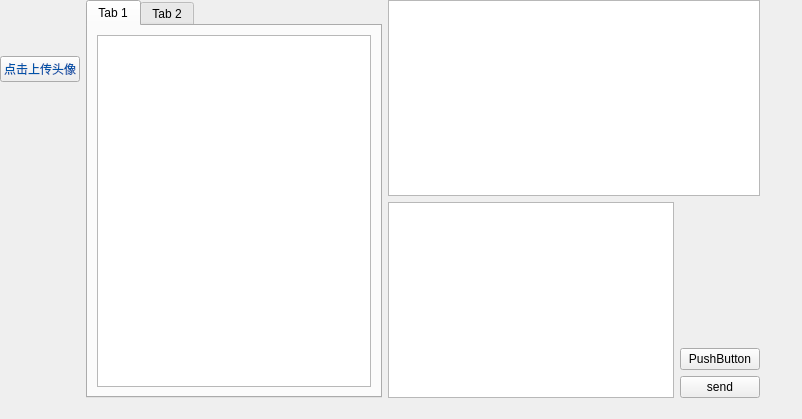
Before: the Qt Designer form client/ui/chatroom.ui in TT2TER/Echoplex, drawn with Qt 5.
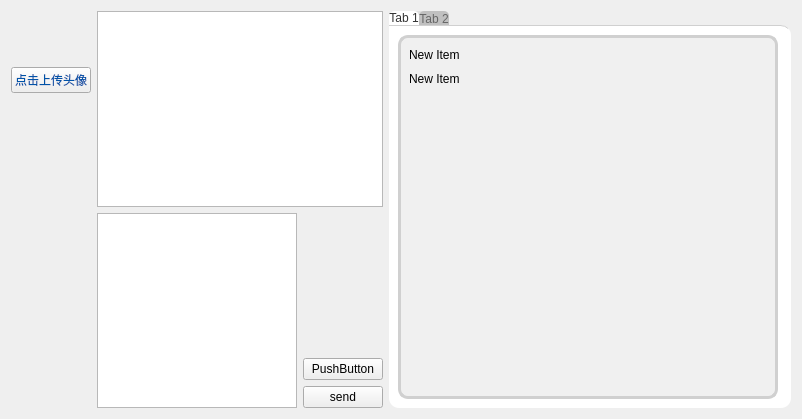
After: the same form once the commit is applied. Custom widgets are drawn as their Qt base class.

Commit message: mayu 吐血添加消息框样式

What changed in the file:
```diff
--- a/client/ui/chatroom.ui
+++ b/client/ui/chatroom.ui
@@ -13,15 +13,48 @@
   <property name="windowTitle">
    <string>Form</string>
   </property>
-  <widget class="QWidget" name="layoutWidget">
-   <property name="geometry">
-    <rect>
-     <x>0</x>
-     <y>0</y>
-     <width>760</width>
-     <height>398</height>
-    </rect>
-   </property>
+  <property name="styleSheet">
+   <string notr="true">/* 设置整个 QTabWidget 的样式 */
+QTabWidget {
+    background-color: #f0f0f0;
+    border: 1px solid #d0d0d0;
+    border-radius: 10px; /* 添加圆角 */
+}
+
+/* 设置选项卡部分的样式 */
+QTabBar {
+    background-color: #e0e0e0;
+    border-top-left-radius: 10px; /* 添加左上角圆角 */
+    border-top-right-radius: 10px; /* 添加右上角圆角 */
+}
+
+/* 设置选中选项卡的样式 */
+QTabBar::tab:selected {
+    background-color: white;
+    color: #333333;
+    border-top-left-radius: 10px; /* 添加左上角圆角 */
+    border-top-right-radius: 10px; /* 添加右上角圆角 */
+}
+
+/* 设置未选中选项卡的样式 */
+QTabBar::tab {
+    background-color: #c0c0c0;
+    color: #666666;
+    border-top-left-radius: 10px; /* 添加左上角圆角 */
+    border-top-right-radius: 10px; /* 添加右上角圆角 */
+}
+
+/* 设置 QTabWidget 内部的样式 */
+QTabWidget::pane {
+    border-top: 1px solid #d0d0d0;
+    background-color: white;
+    border-bottom-left-radius: 10px; /* 添加左下角圆角 */
+    border-bottom-right-radius: 10px; /* 添加右下角圆角 */
+}
+</string>
+  </property>
+  <layout class="QHBoxLayout" name="horizontalLayout_4">
+   <item>
    <layout class="QHBoxLayout" name="horizontalLayout_3">
     <item>
      <layout class="QVBoxLayout" name="verticalLayout_7">
@@ -220,6 +253,51 @@
     </item>
     <item>
      <layout class="QHBoxLayout" name="horizontalLayout_2">
+       <item>
+        <layout class="QVBoxLayout" name="verticalLayout_2">
+         <item>
+          <widget class="QListWidget" name="view_box"/>
+         </item>
+         <item>
+          <layout class="QHBoxLayout" name="horizontalLayout">
+           <item>
+            <widget class="TextEdit" name="text_in"/>
+           </item>
+           <item>
+            <layout class="QVBoxLayout" name="verticalLayout">
+             <item>
+              <spacer name="verticalSpacer">
+               <property name="orientation">
+                <enum>Qt::Vertical</enum>
+               </property>
+               <property name="sizeHint" stdset="0">
+                <size>
+                 <width>20</width>
+                 <height>40</height>
+                </size>
+               </property>
+              </spacer>
+             </item>
+             <item>
+              <widget class="QPushButton" name="pushButton">
+               <property name="text">
+                <string>PushButton</string>
+               </property>
+              </widget>
+             </item>
+             <item>
+              <widget class="PushButton" name="send_butt">
+               <property name="text">
+                <string>send</string>
+               </property>
+              </widget>
+             </item>
+            </layout>
+           </item>
+          </layout>
+         </item>
+        </layout>
+       </item>
       <item>
        <widget class="QTabWidget" name="tabWidget">
         <property name="sizePolicy">
@@ -228,6 +306,47 @@
           <verstretch>0</verstretch>
          </sizepolicy>
         </property>
+         <property name="styleSheet">
+          <string notr="true">/* 设置整个 QTabWidget 的样式 */
+QTabWidget {
+    background-color: #f0f0f0;
+    border: 2px solid #d0d0d0;
+    border-radius: 10px; /* 添加圆角 */
+}
+
+/* 设置选项卡部分的样式 */
+QTabBar {
+    background-color: #e0e0e0;
+    border-top-left-radius: 5px; /* 添加左上角圆角 */
+    border-top-right-radius: 5px; /* 添加右上角圆角 */
+}
+
+/* 设置选中选项卡的样式 */
+QTabBar::tab:selected {
+    background-color: white;
+    color: #333333;
+    border-top-left-radius: 5px; /* 添加左上角圆角 */
+    border-top-right-radius: 5px; /* 添加右上角圆角 */
+}
+
+/* 设置未选中选项卡的样式 */
+QTabBar::tab {
+    background-color: #c0c0c0;
+    color: #666666;
+    border-top-left-radius: 5px; /* 添加左上角圆角 */
+    border-top-right-radius: 5px; /* 添加右上角圆角 */
+}
+
+/* 设置 QTabWidget 内部的样式 */
+QTabWidget::pane {
+    border-top: 1px solid #d0d0d0;
+    background-color: white;
+    border-bottom-left-radius: 10px; /* 添加左下角圆角 */
+    border-bottom-right-radius: 10px; /* 添加右下角圆角 */
+	border-top-right-radius: 10px;
+}
+</string>
+         </property>
         <property name="currentIndex">
          <number>0</number>
         </property>
@@ -237,13 +356,53 @@
          </attribute>
          <layout class="QVBoxLayout" name="verticalLayout_3">
           <item>
-           <widget class="ListWidget" name="chat_list_view">
+            <widget class="QListWidget" name="chat_list_view">
             <property name="sizePolicy">
-             <sizepolicy hsizetype="Minimum" vsizetype="Expanding">
+              <sizepolicy hsizetype="Preferred" vsizetype="Expanding">
               <horstretch>0</horstretch>
               <verstretch>0</verstretch>
              </sizepolicy>
             </property>
+             <property name="minimumSize">
+              <size>
+               <width>380</width>
+               <height>0</height>
+              </size>
+             </property>
+             <property name="maximumSize">
+              <size>
+               <width>380</width>
+               <height>16777215</height>
+              </size>
+             </property>
+             <property name="styleSheet">
+              <string notr="true">QListWidget {
+    border-radius: 10px;
+    background-color: #f0f0f0; /* 设置背景颜色 */
+    border: 3px solid #d0d0d0; /* 设置边框 */
+    padding: 5px; /* 设置内边距 */
+}
+
+QListWidget::item {
+    padding: 5px; /* 设置列表项内边距 */
+}
+
+QListWidget::item:selected {
+    background-color: #a0a0a0; /* 设置选中项的背景颜色 */
+    color: white; /* 设置选中项的文字颜色 */
+}
+</string>
+             </property>
+             <item>
+              <property name="text">
+               <string>New Item</string>
+              </property>
+             </item>
+             <item>
+              <property name="text">
+               <string>New Item</string>
+              </property>
+             </item>
            </widget>
           </item>
          </layout>
@@ -263,7 +422,7 @@
               <rect>
                <x>0</x>
                <y>0</y>
-               <width>98</width>
+                <width>88</width>
                <height>88</height>
               </rect>
              </property>
@@ -281,8 +440,8 @@
               <rect>
                <x>0</x>
                <y>0</y>
-               <width>274</width>
-               <height>277</height>
+                <width>384</width>
+                <height>293</height>
               </rect>
              </property>
              <attribute name="label">
@@ -300,55 +459,11 @@
         </widget>
        </widget>
       </item>
-      <item>
-       <layout class="QVBoxLayout" name="verticalLayout_2">
-        <item>
-         <widget class="QListWidget" name="view_box"/>
-        </item>
-        <item>
-         <layout class="QHBoxLayout" name="horizontalLayout">
-          <item>
-           <widget class="TextEdit" name="text_in"/>
-          </item>
-          <item>
-           <layout class="QVBoxLayout" name="verticalLayout">
-            <item>
-             <spacer name="verticalSpacer">
-              <property name="orientation">
-               <enum>Qt::Vertical</enum>
-              </property>
-              <property name="sizeHint" stdset="0">
-               <size>
-                <width>20</width>
-                <height>40</height>
-               </size>
-              </property>
-             </spacer>
-            </item>
-            <item>
-             <widget class="QPushButton" name="pushButton">
-              <property name="text">
-               <string>PushButton</string>
-              </property>
-             </widget>
-            </item>
-            <item>
-             <widget class="PushButton" name="send_butt">
-              <property name="text">
-               <string>send</string>
-              </property>
-             </widget>
-            </item>
            </layout>
           </item>
          </layout>
         </item>
        </layout>
-      </item>
-     </layout>
-    </item>
-   </layout>
-  </widget>
  </widget>
  <customwidgets>
   <customwidget>
@@ -361,11 +476,6 @@
    <extends>QTextEdit</extends>
    <header>qfluentwidgets</header>
   </customwidget>
-  <customwidget>
-   <class>ListWidget</class>
-   <extends>QListWidget</extends>
-   <header>qfluentwidgets</header>
-  </customwidget>
  </customwidgets>
  <resources/>
  <connections/>
```
Lines whose indentation alone changed are shown as unchanged. The commit also changes 23 other files.
